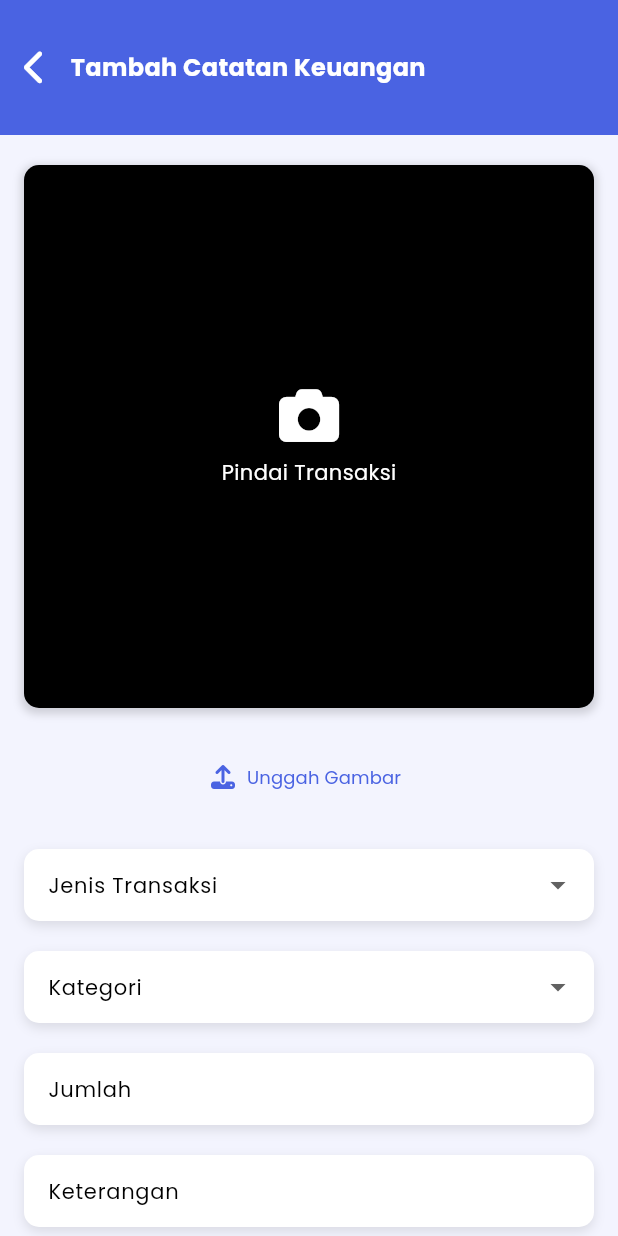
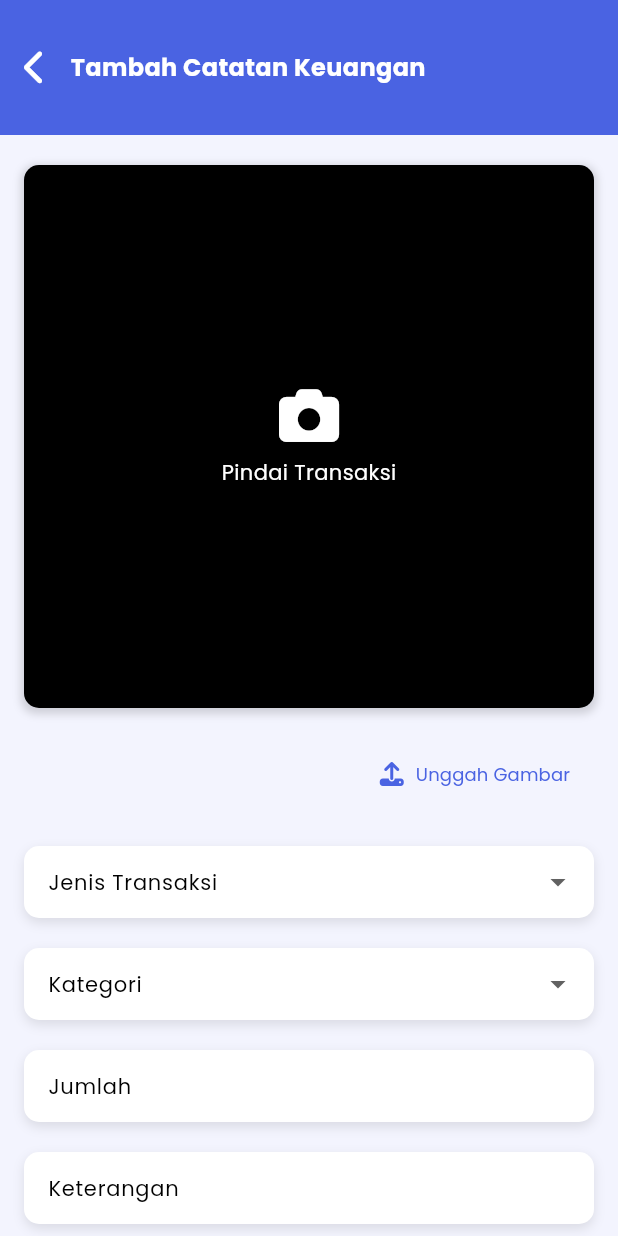
Before and after one commit to wildvylower/MonKeepp, a Flutter app: the AddTransaction screen opened directly, on a phone screen of 412 x 824 dp. Run offline on Flutter 3.47's test engine with Material 3 defaults, Android fonts, the phone set to English and light mode, and no system bars; drawn by our look-alikes of auto_size_text; our stand-ins replace fl_chart, font_awesome_flutter.

Commit message:
benerin dikit add transaksi

```diff
--- a/lib/Screens/addTransaction.dart
+++ b/lib/Screens/addTransaction.dart
@@ -100,9 +100,10 @@ class AddTransaction extends StatelessWidget {
                   Padding(
                     padding: const EdgeInsets.symmetric(horizontal: 16),
                       child: Column(
-                        mainAxisAlignment: MainAxisAlignment.end,
+                        mainAxisAlignment: MainAxisAlignment.center,
+                        crossAxisAlignment: CrossAxisAlignment.end,
                         children: [
-                          const SizedBox(height: 2),
+
                           TextButton.icon(
                             onPressed: () {}, // Add upload logic here
                             icon: const FaIcon(
```
